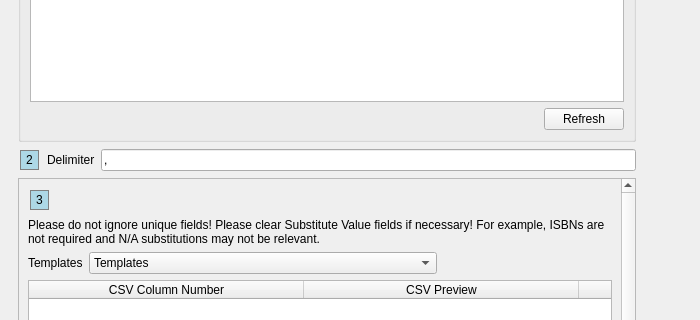
Old version of the form UI/biblioteq_import.ui in the repository textbrowser/biblioteq; both pictures show x 0 to 700 and y 177 to 497 of the 700 by 700 pixel window.
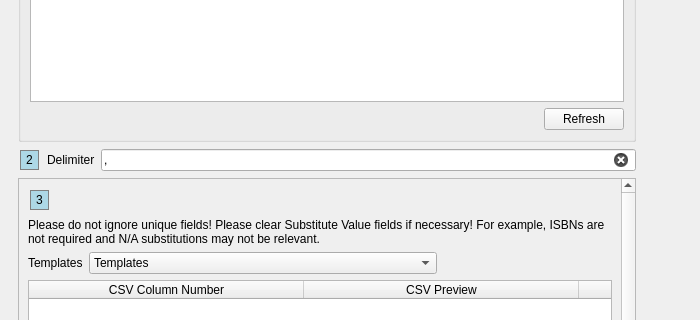
New version of the form. Icons and pictures are not drawn.

Commit message: Clear buttons. Custom query shortcut. GitHub ticket #279.

Patch:
```diff
--- a/UI/biblioteq_import.ui
+++ b/UI/biblioteq_import.ui
@@ -164,6 +164,9 @@
            <property name="placeholderText">
             <string>Delimiter</string>
            </property>
+           <property name="clearButtonEnabled">
+            <bool>true</bool>
+           </property>
           </widget>
          </item>
         </layout>
```
Left out of the diff: 7 changed lines with no effect on the pictures. The commit also changes 14 other files.
